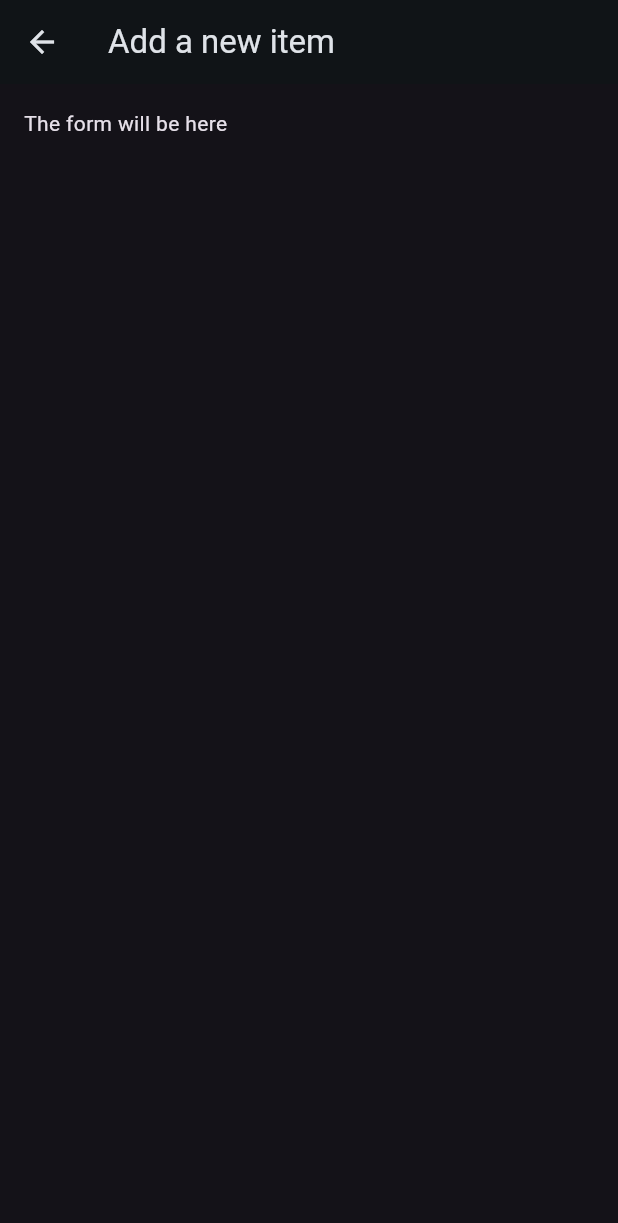
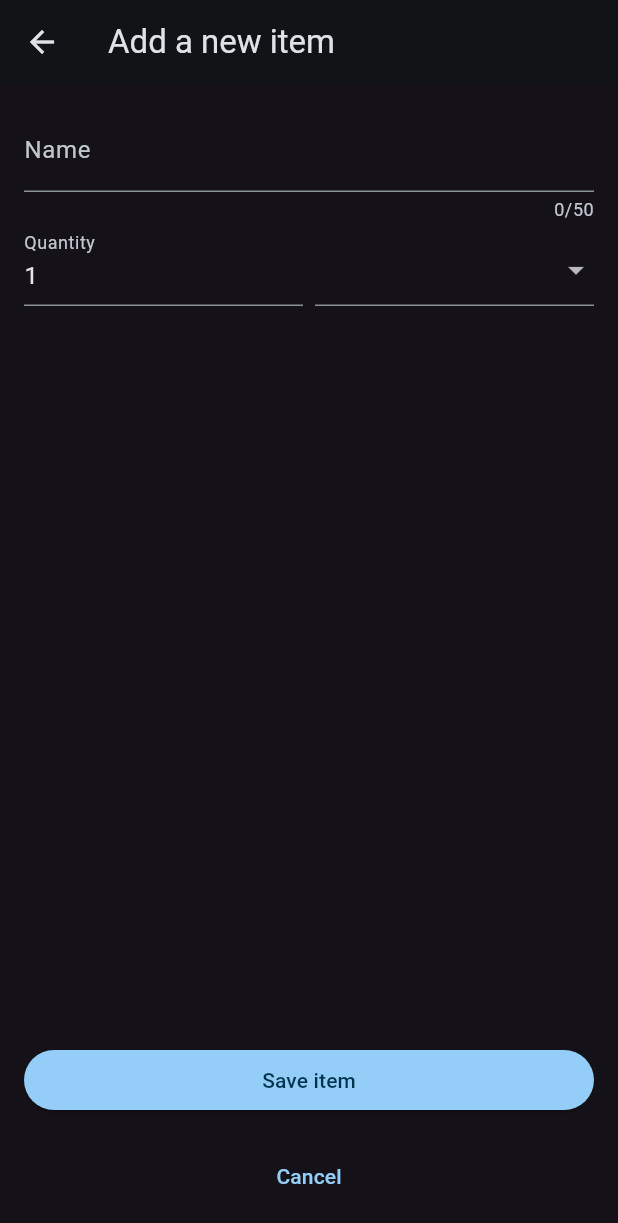
Before and after one commit to M9heb/shopping_list, a Flutter app: the NewItem screen opened directly, on a phone screen of 412 x 824 dp. Shown: the top 1223 px of the screen. Run offline on Flutter 3.47's test engine with Material 3 defaults, Android fonts, the phone set to English and light mode, and no system bars.

Commit message:
Adds the form with it's inputs

```diff
--- a/lib/widgets/new_item.dart
+++ b/lib/widgets/new_item.dart
@@ -1,4 +1,5 @@
 import 'package:flutter/material.dart';
+import 'package:shopping_list/data/categories.dart';
 
 class NewItem extends StatefulWidget {
   const NewItem({super.key});
@@ -17,7 +18,87 @@ class _NewItemState extends State<NewItem> {
       ),
       body: Padding(
         padding: const EdgeInsets.all(16),
-        child: Text("The form will be here"),
+        child: Form(
+          child: Column(
+            mainAxisAlignment: MainAxisAlignment.spaceBetween,
+            children: [
+              Column(
+                children: [
+                  TextFormField(
+                    maxLength: 50,
+                    decoration: const InputDecoration(label: Text("Name")),
+                    validator: (value) {
+                      return "The error here...";
+                    },
+                  ),
+                  Row(
+                    crossAxisAlignment: CrossAxisAlignment.end,
+                    spacing: 8,
+                    children: [
+                      Expanded(
+                        child: TextFormField(
+                          decoration: const InputDecoration(
+                            label: Text("Quantity"),
+                          ),
+                          initialValue: "1",
+                        ),
+                      ),
+                      Expanded(
+                        child: DropdownButtonFormField(items: [
+                          for (final category in categories.entries)
+                            DropdownMenuItem(
+                                value: category.value,
+                                child: Row(spacing: 8, children: [
+                                  CircleAvatar(
+                                    radius: 8,
+                                    backgroundColor: category.value.color,
+                                  ),
+                                  Text(
+                                    category.value.title,
+                                    style: Theme.of(context)
+                                        .textTheme
+                                        .bodyLarge!
+                                        .copyWith(
+                                            color: Theme.of(context)
+                                                .colorScheme
+                                                .onSurface),
+                                  ),
+                                ]))
+                        ], onChanged: (value) {}),
+                      )
+                    ],
+                  ),
+                ],
+              ),
+              Column(
+                spacing: 16,
+                children: [
+                  SizedBox(
+                    width: double.infinity,
+                    child: ElevatedButton(
+                      style: ElevatedButton.styleFrom(
+                        backgroundColor: Theme.of(context).colorScheme.primary,
+                      ),
+                      onPressed: () {},
+                      child: Text(
+                        "Save item",
+                        style: TextStyle(
+                            color: Theme.of(context).colorScheme.onPrimary),
+                      ),
+                    ),
+                  ),
+                  SizedBox(
+                    width: double.infinity,
+                    child: TextButton(
+                      onPressed: () {},
+                      child: Text("Cancel"),
+                    ),
+                  ),
+                ],
+              )
+            ],
+          ),
+        ),
       ),
     );
   }
```
